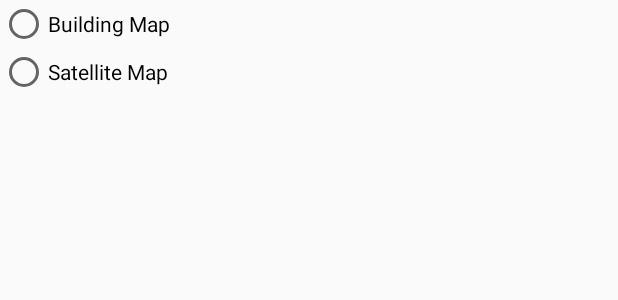
After one commit to EdenPlus/ProjectNavi, an Android app: the layout tab_settings.xml on its own in the app's theme, with its tools: preview values and no code run, on a phone screen of 412 x 824 dp. The commit adds this screen. Shown: the top 300 px of the screen. Run offline under Robolectric (Android 15) with nearby library versions, the phone set to English and light mode, and no system bars.

Commit message:
Settings Part 1
Began building a settings item that I will move the map toggle to in order to beautify the gps component a little more.

```diff
--- /dev/null
+++ b/app/src/main/res/layout/tab_settings.xml
@@ -0,0 +1,23 @@
+<?xml version="1.0" encoding="utf-8"?>
+<RelativeLayout xmlns:android="http://schemas.android.com/apk/res/android"
+    android:layout_width="match_parent" android:layout_height="match_parent">
+
+    <RadioGroup
+        android:layout_width="match_parent"
+        android:layout_height="wrap_content">
+        <RadioButton
+            android:id="@+id/buildingRadio"
+            android:layout_width="wrap_content"
+            android:layout_height="wrap_content"
+            android:text="@string/buildingSetting"
+            android:onClick="toggleMap"/>
+
+        <RadioButton
+            android:id="@+id/satelliteRadio"
+            android:layout_width="wrap_content"
+            android:layout_height="wrap_content"
+            android:text="@string/satelliteSetting"
+            android:onClick="toggleMap"/>
+    </RadioGroup>
+
+</RelativeLayout>
--- /dev/null
+++ b/app/src/main/res/values/settings.xml
@@ -0,0 +1,4 @@
+<?xml version="1.0" encoding="utf-8"?>
+<resources>
+    <drawable name="mapType">@drawable/building_map</drawable>
+</resources>
--- a/app/src/main/res/values/strings.xml
+++ b/app/src/main/res/values/strings.xml
@@ -3,4 +3,6 @@
     <string name="action_settings">Settings</string>
     <string name="section_format">Hello World from section: %1$d</string>
     <string name="mapButton">Toggle Map</string>
+    <string name="buildingSetting">Building Map</string>
+    <string name="satelliteSetting">Satellite Map</string>
 </resources>
```
Also changed, not shown: app/src/main/java/justenlosoya/projectnavi/MainActivity.java (+33 -18 lines), 1 other file.
